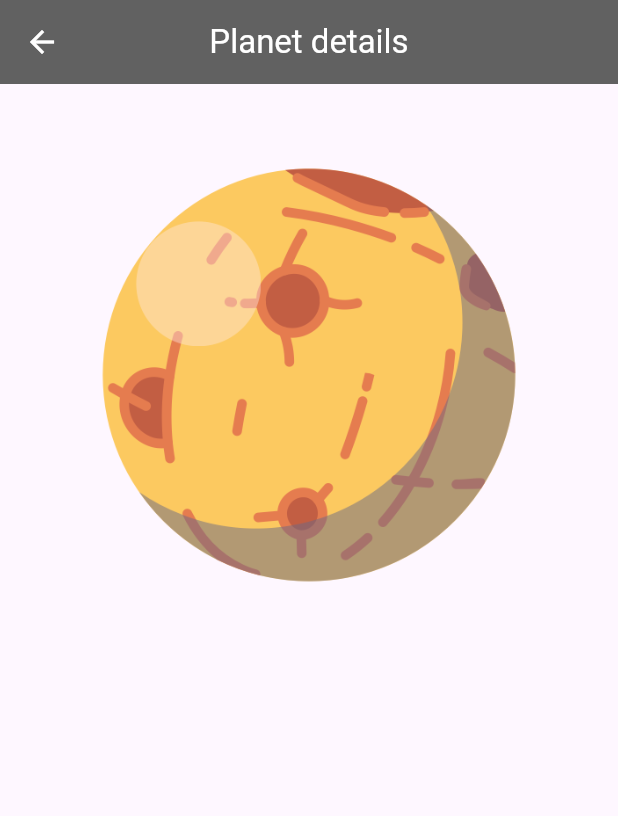
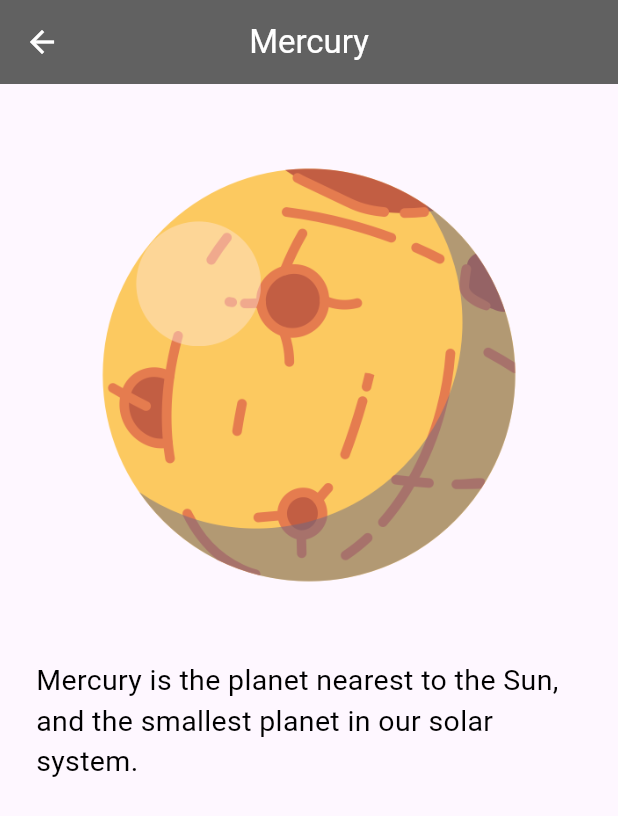
Before and after one commit to k0alita/solar-system-app, a Flutter app: the screen it shows after launch, after a tap on "Mercury", on a phone screen of 412 x 824 dp. Shown: the top 816 px of the screen. Run offline on Flutter 3.47's test engine with Material 3 defaults, Android fonts, the phone set to English and light mode, and no system bars.

Commit message:
Sprint 7: Uso de rutas nombradas avanzadas, añadir descripcion y nombre del planeta en el AppBar

```diff
--- a/lib/main.dart
+++ b/lib/main.dart
@@ -1,4 +1,5 @@
 import 'package:flutter/material.dart';
+import 'package:solarsystemapp/models/planet.dart';
 import 'package:solarsystemapp/screens/detail_screen.dart';
 import 'package:solarsystemapp/screens/solar_screen.dart';
 
@@ -14,9 +15,22 @@ class MyApp extends StatelessWidget {
     return MaterialApp(
       debugShowCheckedModeBanner: false,
       initialRoute: '/',
-      routes: {
-        '/': (context) => const SolarScreen(),
-        '/detail': (context) => const DetailScreen(),
+      onGenerateRoute: (settings) {
+        switch (settings.name) {
+          case '/':
+            return MaterialPageRoute(
+              builder: (context) => const SolarScreen(),
+            );
+          case '/detail':
+            final planet = settings.arguments as Planet;
+            return MaterialPageRoute(
+              builder: (context) => DetailScreen(planet: planet),
+            );
+          default:
+            return MaterialPageRoute(
+              builder: (context) => const SolarScreen(),
+            );
+        }
       },
     );
   }
--- a/lib/models/planet.dart
+++ b/lib/models/planet.dart
@@ -2,10 +2,12 @@ class Planet {
   final String name;
   final String distance;
   final String image;
+  final String description;
 
   const Planet({
     required this.name,
     required this.distance,
     required this.image,
+    required this.description,
   });
 }
--- a/lib/planet_data.dart
+++ b/lib/planet_data.dart
@@ -7,46 +7,64 @@ class PlanetProvider {
         name: 'Mercury',
         distance: '57.9 Millones Km',
         image: 'assets/images/mercury.png',
+        description:
+            'Mercury is the planet nearest to the Sun, and the smallest planet in our solar system.',
       ),
       Planet(
         name: 'Venus',
         distance: '108.2 Millones Km',
         image: 'assets/images/venus.png',
+        description:
+            "Venus is the second planet from the Sun, and the sixth largest planet.",
       ),
       Planet(
         name: 'Earth',
         distance: '149.5 Millones Km',
         image: 'assets/images/earth.png',
+        description:
+            "Earth – our home planet – is the third planet from the Sun, and the fifth largest planet.",
       ),
       Planet(
         name: 'Mars',
         distance: '227.9 Millones Km',
         image: 'assets/images/mars.png',
+        description:
+            'Mars is the fourth planet from the Sun, and the seventh largest planet.',
       ),
       Planet(
         name: 'Jupiter',
         distance: '778.6 Millones Km',
         image: 'assets/images/jupiter.png',
+        description:
+            'Jupiter is the fifth planet from the Sun, and the largest planet in our solar system.',
       ),
       Planet(
         name: 'Saturn',
         distance: '1433.5 Millones Km',
         image: 'assets/images/saturn.png',
+        description:
+            'Saturn is the sixth planet from the Sun, the second largest planet in our solar system.',
       ),
       Planet(
         name: 'Uranus',
         distance: '2872.5 Millones Km',
         image: 'assets/images/uranus.png',
+        description:
+            'Uranus is the seventh planet from the Sun, and the third largest planet in our solar system.',
       ),
       Planet(
         name: 'Neptune',
         distance: '4495.1 Millones Km',
         image: 'assets/images/neptune.png',
+        description:
+            'Neptune is the eighth and most distant planet in our solar system. Its the fourth largest planet.',
       ),
       Planet(
         name: 'Pluto',
         distance: '5906.4 Millones Km',
         image: 'assets/images/pluto.png',
+        description:
+            'Pluto was long considered our solar systems ninth planet. It was reclassified as a dwarf planet in 2006 by the International Astronomical Union.',
       ),
     ];
   }
--- a/lib/screens/detail_screen.dart
+++ b/lib/screens/detail_screen.dart
@@ -2,17 +2,17 @@ import 'package:flutter/material.dart';
 import '../models/planet.dart';
 
 class DetailScreen extends StatelessWidget {
-  const DetailScreen({super.key});
+  final Planet planet;
+
+  const DetailScreen({super.key, required this.planet});
 
   @override
   Widget build(BuildContext context) {
-    final planet = ModalRoute.of(context)!.settings.arguments as Planet;
-
     return Scaffold(
       appBar: AppBar(
-        title: const Text(
-          "Planet details",
-          style: TextStyle(color: Colors.white),
+        title: Text(
+          planet.name,
+          style: const TextStyle(color: Colors.white),
         ),
         centerTitle: true,
         backgroundColor: Colors.grey.shade700,
@@ -25,12 +25,21 @@ class DetailScreen extends StatelessWidget {
         child: Padding(
           padding: const EdgeInsets.all(24.0),
           child: Column(
+            crossAxisAlignment: CrossAxisAlignment.center,
             children: [
               const SizedBox(height: 20),
               Image.asset(
                 planet.image,
                 width: 300,
                 height: 300,
+              ),
+              const SizedBox(height: 40),
+              Text(
+                planet.description,
+                style: const TextStyle(
+                  fontSize: 19,
+                  color: Colors.black,
+                ),
               ),
             ],
           ),
```
